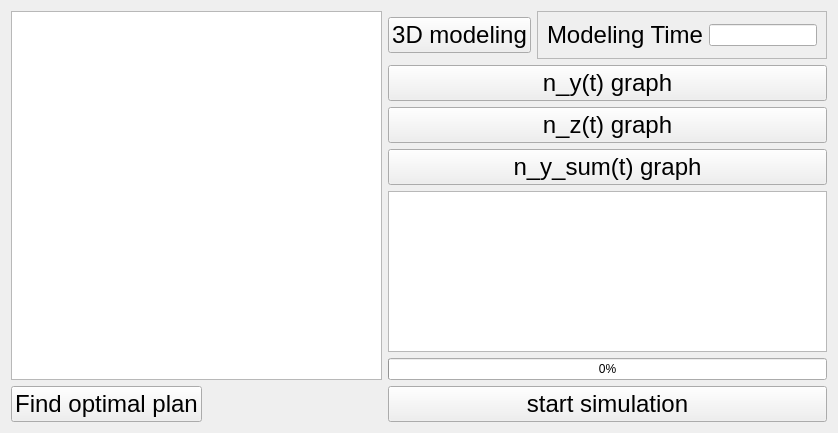
Old version of the form AcceptableKDialog/resultframe.ui in the repository Yegres5/diploma.
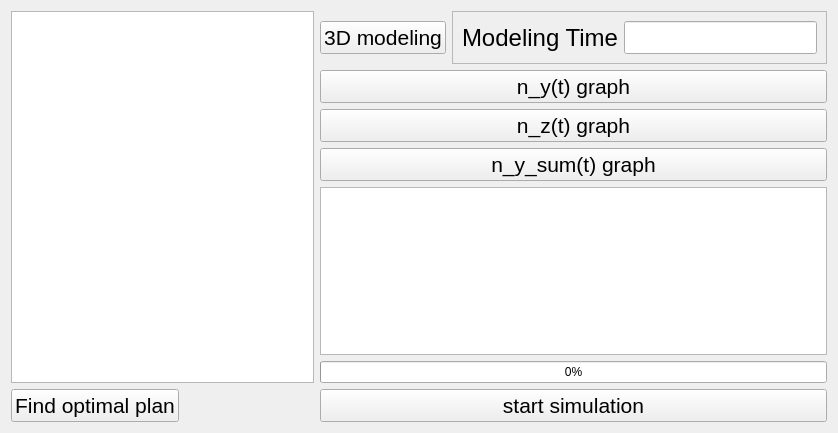
New version of the form.

Commit message: Font size

What changed in the file:
```diff
--- a/AcceptableKDialog/resultframe.ui
+++ b/AcceptableKDialog/resultframe.ui
@@ -18,7 +18,7 @@
     <widget class="QPushButton" name="button_draw_ny">
      <property name="font">
       <font>
-       <pointsize>18</pointsize>
+       <pointsize>16</pointsize>
       </font>
      </property>
      <property name="text">
@@ -32,7 +32,7 @@
       <widget class="QPushButton" name="button_start3dModeling">
        <property name="font">
         <font>
-         <pointsize>18</pointsize>
+         <pointsize>16</pointsize>
         </font>
        </property>
        <property name="focusPolicy">
@@ -45,6 +45,11 @@
      </item>
      <item>
       <widget class="QFrame" name="TimeFrame">
+       <property name="font">
+        <font>
+         <pointsize>16</pointsize>
+        </font>
+       </property>
        <property name="frameShape">
         <enum>QFrame::StyledPanel</enum>
        </property>
@@ -95,7 +100,7 @@
      </property>
      <property name="font">
       <font>
-       <pointsize>18</pointsize>
+       <pointsize>16</pointsize>
       </font>
      </property>
      <property name="text">
@@ -107,7 +112,7 @@
     <widget class="QPushButton" name="button_startSimulate">
      <property name="font">
       <font>
-       <pointsize>18</pointsize>
+       <pointsize>16</pointsize>
       </font>
      </property>
      <property name="focusPolicy">
@@ -138,7 +143,7 @@
     <widget class="QPushButton" name="button_draw_nz">
      <property name="font">
       <font>
-       <pointsize>18</pointsize>
+       <pointsize>16</pointsize>
       </font>
      </property>
      <property name="text">
@@ -150,7 +155,7 @@
     <widget class="QPushButton" name="button_draw_ny_sum">
      <property name="font">
       <font>
-       <pointsize>18</pointsize>
+       <pointsize>16</pointsize>
       </font>
      </property>
      <property name="focusPolicy">
```
The commit also changes 4 other files.
